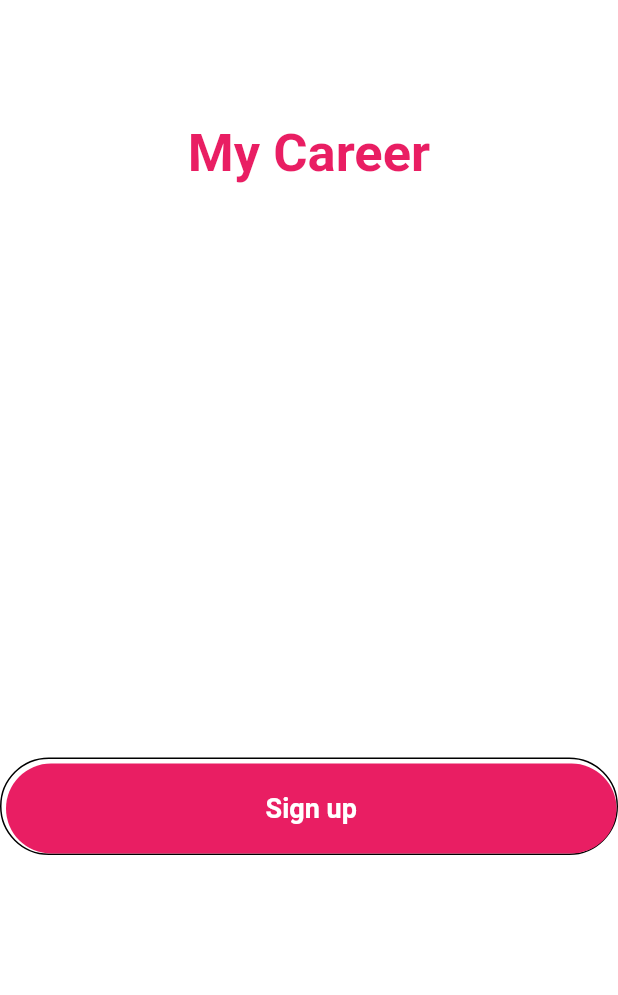
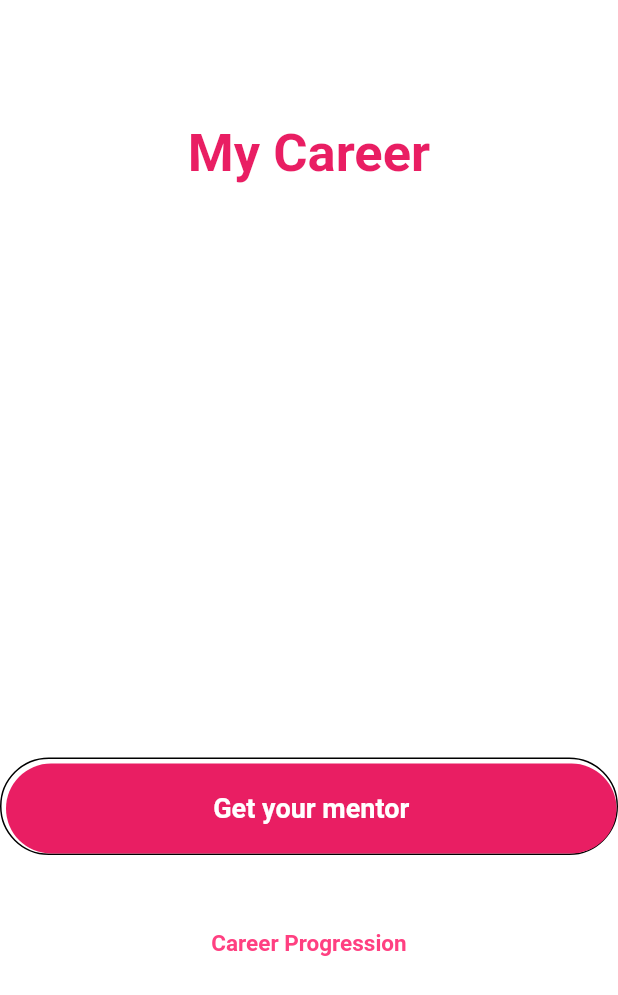
Before and after one commit to ankurk10/Rewards-App-Festa, a Flutter app: the CareerScreen screen opened directly, on a phone screen of 412 x 824 dp. Shown: the top 995 px of the screen. Run offline on Flutter 3.47's test engine with Material 2 defaults, Android fonts, the phone set to English and light mode, and no system bars; our stand-ins replace bottom_navy_bar, flutter_xlider; missing offline and left inert: switcher_button.

Commit message:
Added bottom text link

```diff
--- a/lib/career_screen.dart
+++ b/lib/career_screen.dart
@@ -58,7 +58,7 @@ class CareerScreen extends StatelessWidget {
 
                   ),
                   child: Text(
-                    "Sign up", style: TextStyle(
+                    "Get your mentor", style: TextStyle(
                     fontWeight: FontWeight.w600,
                     fontSize: 18,
                     color: Colors.white,
@@ -72,6 +72,21 @@ class CareerScreen extends StatelessWidget {
 
 
               ),
+
+              const SizedBox(
+                height: 50,
+                width: 20,
+              ),
+
+              const Text(
+                "Career Progression",
+                textAlign: TextAlign.center,
+                style: TextStyle(
+                  color: Colors.pinkAccent,
+                  fontSize: 15,
+                  fontWeight: FontWeight.w600,
+                ),
+              ),
             ],
           ),
         ),
```
Also changed, not shown: lib/benefits_screen.dart (+15 -0 lines), lib/pay_screen.dart (+14 -2 lines), lib/rewards_screen.dart (+17 -1 lines).
